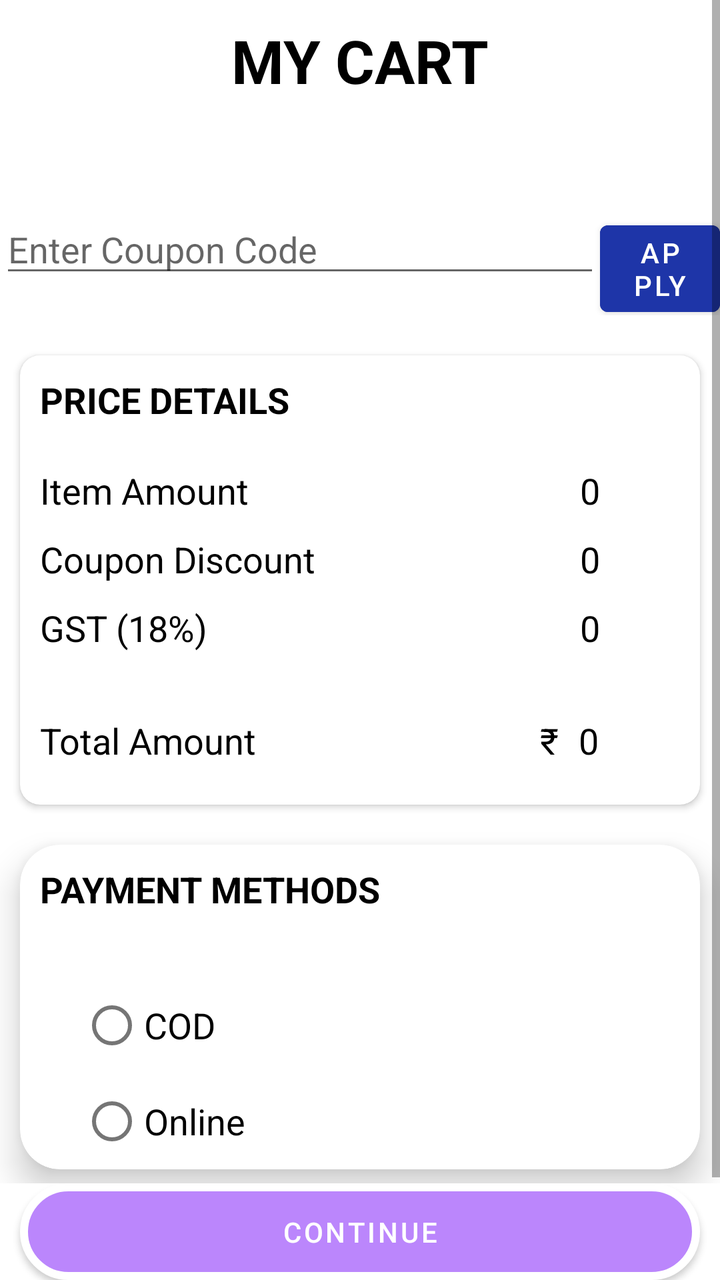
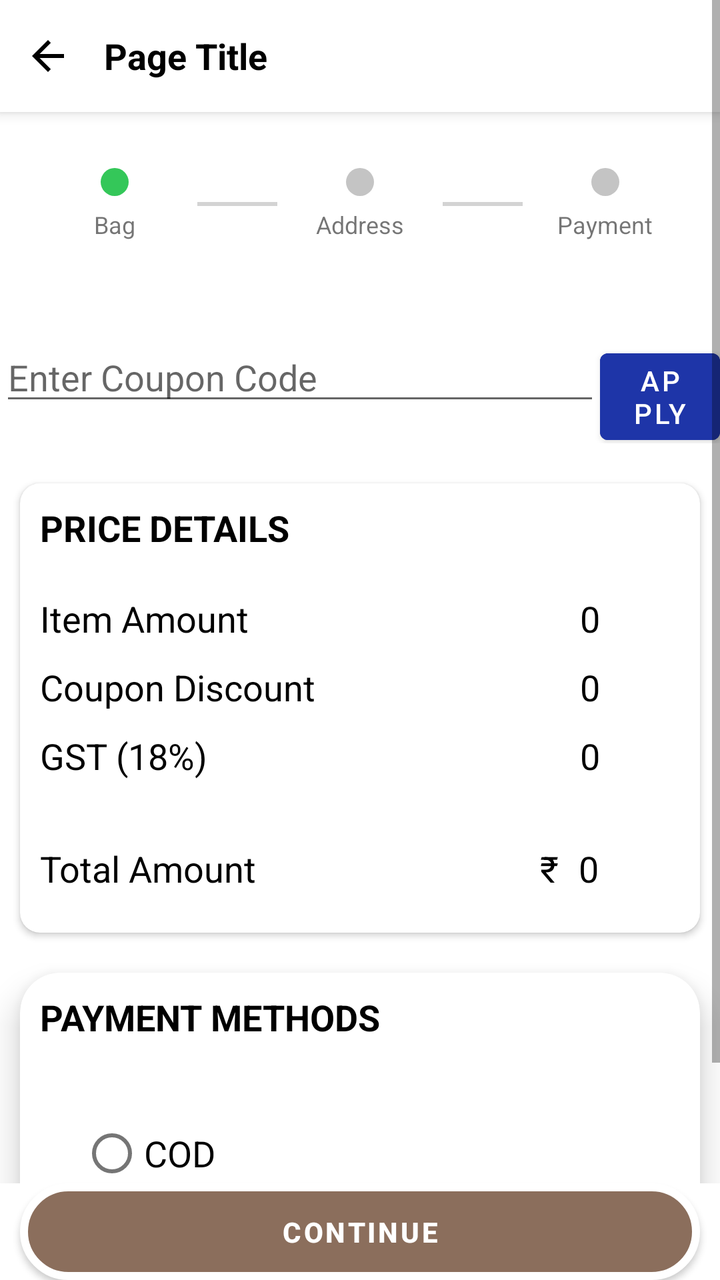

Two renders of the same Android screen: before a commit and after it. Below are the layout's source before the change and the commit's diff.
<!-- AndroidManifest.xml: application theme Theme.FruniZone -->
<!-- res/layout/activity_cart.xml -->
<?xml version="1.0" encoding="utf-8"?>
<LinearLayout xmlns:android="http://schemas.android.com/apk/res/android"
    xmlns:app="http://schemas.android.com/apk/res-auto"
    xmlns:tools="http://schemas.android.com/tools"
    android:layout_width="match_parent"
    android:layout_height="match_parent"
    android:weightSum="1"
    android:id="@+id/main"
    android:orientation="vertical"
    tools:context=".CartActivity">











    <LinearLayout
        android:layout_width="match_parent"
        android:orientation="vertical"
        android:id="@+id/empty"
        android:gravity="center"
        android:visibility="gone"
        android:layout_height="match_parent">

        <com.airbnb.lottie.LottieAnimationView
            android:layout_width="250dp"
            android:layout_height="250dp"
            app:lottie_rawRes="@raw/cart"
            android:layout_gravity="center"
            android:layout_marginTop="50dp"
            app:lottie_autoPlay="true"
            app:lottie_loop="true"
            android:id="@+id/cartEmpty"/>

        <TextView
            android:layout_width="wrap_content"
            android:layout_height="wrap_content"
            android:text="Your Cart is Empty"
            android:textSize="22dp"
            android:layout_gravity="center"
            android:layout_marginTop="5dp"/>

        <TextView
            android:layout_width="wrap_content"
            android:layout_height="wrap_content"
            android:text="Looks Like You havent't made your"
            android:textSize="14dp"
            android:layout_gravity="center"
            android:layout_marginTop="10dp"/>

        <TextView
            android:layout_width="wrap_content"
            android:layout_height="wrap_content"
            android:text="Choice Yet"
            android:textSize="14dp"
            android:layout_gravity="center"
            android:layout_marginTop="5dp"/>

        <Button
            android:id="@+id/btnshop"
            android:layout_width="200dp"
            android:layout_height="wrap_content"
            android:layout_gravity="center"
            android:layout_marginTop="5dp"
            android:backgroundTint="#4CAF50"
            android:text="Start Shopping Now"
            android:textSize="15dp"/>

    </LinearLayout>

    <ScrollView
        android:layout_width="match_parent"
        android:layout_weight=".97"
        android:layout_height="0dp"
        android:id="@+id/llytCart">

        <LinearLayout
            android:layout_width="match_parent"
            android:layout_height="wrap_content"
            android:orientation="vertical">

            <LinearLayout
                android:layout_width="match_parent"
                android:layout_height="wrap_content"
                android:orientation="horizontal">

                <TextView
                    android:layout_width="360dp"
                    android:layout_height="wrap_content"
                    android:text="MY CART"
                    android:textStyle="bold"
                    android:textAlignment="center"
                    android:textSize="30dp"
                    android:textColor="@color/black"
                    android:padding="10dp"/>

                <TextView
                    android:id="@+id/back"
                    android:layout_width="match_parent"
                    android:layout_height="match_parent"
                    android:padding="10dp"
                    android:clickable="true"
                    android:drawableRight="@drawable/baseline_close_24"/>

            </LinearLayout>

            <View
                android:layout_width="match_parent"
                android:layout_height="2dp"
                android:layout_marginHorizontal="3dp"
                android:background="@color/grey_font"
                android:layout_marginBottom="10dp"/>

            <androidx.cardview.widget.CardView
                android:layout_width="match_parent"
                android:layout_height="wrap_content"
                app:cardCornerRadius="5dp"
                android:layout_marginHorizontal="5dp"
                android:layout_margin="10dp">

                <androidx.recyclerview.widget.RecyclerView
                    android:id="@+id/rcyl_cart"
                    android:layout_width="match_parent"
                    android:layout_height="wrap_content"/>

            </androidx.cardview.widget.CardView>

            <LinearLayout
                android:layout_width="match_parent"
                android:layout_height="wrap_content"
                android:orientation="horizontal"
                android:layout_marginTop="10dp"
                android:layout_marginBottom="10dp">

                <EditText
                    android:id="@+id/etcode"
                    android:layout_width="300dp"
                    android:layout_height="wrap_content"
                    android:hint="Enter Coupon Code"/>

                <Button
                    android:id="@+id/btnApply"
                    android:layout_width="match_parent"
                    android:layout_height="wrap_content"
                    android:backgroundTint="@color/darkblue"
                    android:text="APPLY"/>
            </LinearLayout>

            <androidx.cardview.widget.CardView
                android:layout_width="match_parent"
                android:layout_height="wrap_content"
                android:layout_margin="10dp"
                app:cardCornerRadius="10dp"
                android:elevation="10dp"
                android:layout_marginHorizontal="5dp">

                <LinearLayout
                    android:layout_width="match_parent"
                    android:layout_height="wrap_content"
                    android:orientation="vertical"
                    android:layout_marginBottom="10dp">

                    <TextView
                        android:layout_width="match_parent"
                        android:layout_height="wrap_content"
                        android:text="PRICE DETAILS"
                        android:textStyle="bold"
                        android:textSize="18dp"
                        android:textColor="@color/black"
                        android:padding="10dp"/>

                    <View
                        android:layout_width="match_parent"
                        android:layout_height="1dp"
                        android:layout_marginHorizontal="3dp"
                        android:background="@color/grey_font"
                        android:layout_marginBottom="10dp"/>

                    <LinearLayout
                        android:layout_width="match_parent"
                        android:layout_height="wrap_content"
                        android:orientation="horizontal"
                        android:layout_marginBottom="10dp">

                        <TextView
                            android:layout_width="170dp"
                            android:layout_height="wrap_content"
                            android:text="Item Amount"
                            android:layout_marginStart="10dp"
                            android:textColor="@color/black"
                            android:textSize="18dp" />

                        <TextView
                            android:id="@+id/prod_amount"
                            android:layout_width="100dp"
                            android:layout_height="wrap_content"
                            android:layout_marginStart="100dp"
                            android:text="0"
                            android:textColor="@color/black"
                            android:textSize="18dp" />

                    </LinearLayout>
                    <LinearLayout
                        android:layout_width="match_parent"
                        android:layout_height="wrap_content"
                        android:orientation="horizontal"
                        android:layout_marginBottom="10dp">

                        <TextView
                            android:layout_width="170dp"
                            android:layout_height="wrap_content"
                            android:textColor="@color/black"
                            android:text="Coupon Discount"
                            android:layout_marginStart="10dp"
                            android:textSize="18dp" />

                        <TextView
                            android:id="@+id/tvcopoun"
                            android:layout_width="100dp"
                            android:layout_height="wrap_content"
                            android:layout_marginStart="100dp"
                            android:textColor="@color/black"
                            android:text="0"
                            android:textSize="18dp" />

                    </LinearLayout>

                    <LinearLayout
                        android:layout_width="match_parent"
                        android:layout_height="wrap_content"
                        android:orientation="horizontal"
                        android:layout_marginBottom="10dp">

                        <TextView
                            android:layout_width="170dp"
                            android:layout_height="wrap_content"
                            android:textColor="@color/black"
                            android:text="GST (18%)"
                            android:layout_marginStart="10dp"
                            android:textSize="18dp" />

                        <TextView
                            android:id="@+id/prod_gst"
                            android:layout_width="100dp"
                            android:layout_height="wrap_content"
                            android:layout_marginStart="100dp"
                            android:textColor="@color/black"
                            android:text="0"
                            android:textSize="18dp" />

                    </LinearLayout>


                    <View
                        android:layout_width="match_parent"
                        android:layout_height="2dp"
                        android:layout_marginHorizontal="3dp"
                        android:background="@color/grey_font"
                        android:layout_marginBottom="10dp"/>

                    <LinearLayout
                        android:layout_width="match_parent"
                        android:layout_height="wrap_content"
                        android:orientation="horizontal"
                        android:layout_marginTop="10dp"
                        android:layout_marginBottom="10dp">

                        <TextView
                            android:layout_width="170dp"
                            android:layout_height="wrap_content"
                            android:textColor="@color/black"
                            android:text="Total Amount"
                            android:layout_marginStart="10dp"
                            android:textSize="18dp" />

                        <TextView
                            android:textSize="18dp"
                            android:text="₹"
                            android:textColor="@color/black"
                            android:layout_width="wrap_content"
                            android:layout_height="wrap_content"
                            android:layout_marginStart="80dp">

                        </TextView>

                        <TextView
                            android:id="@+id/prod_total_amount"
                            android:layout_width="wrap_content"
                            android:layout_height="wrap_content"
                            android:textColor="@color/black"
                            android:text="0"
                            android:layout_marginStart="10dp"
                            android:textSize="18dp"/>

                    </LinearLayout>
                </LinearLayout>
            </androidx.cardview.widget.CardView>

            <androidx.cardview.widget.CardView
                android:layout_width="match_parent"
                android:layout_height="wrap_content"
                android:layout_marginTop="20dp"
                android:layout_margin="10dp"
                app:cardElevation="10dp"
                app:cardCornerRadius="20dp">

                <LinearLayout
                    android:layout_width="match_parent"
                    android:layout_height="wrap_content"
                    android:orientation="vertical">

                    <TextView
                        android:padding="10dp"
                        android:layout_width="match_parent"
                        android:layout_height="wrap_content"
                        android:text="PAYMENT METHODS"
                        android:textStyle="bold"
                        android:textColor="@color/black"
                        android:textSize="18dp"
                        android:layout_marginBottom="10dp"/>

                    <View
                        android:layout_width="match_parent"
                        android:layout_height="2dp"
                        android:layout_marginHorizontal="3dp"
                        android:background="@color/grey_font"
                        android:layout_marginBottom="10dp"/>

                    <RadioGroup
                        android:layout_width="match_parent"
                        android:layout_height="wrap_content"
                        android:id="@+id/rdioGrp">

                        <RadioButton
                            android:layout_width="match_parent"
                            android:layout_height="wrap_content"
                            android:text="COD"
                            android:id="@+id/RadioCOD"
                            android:textSize="18dp"
                            android:layout_marginLeft="30dp"/>

                        <RadioButton
                            android:layout_width="match_parent"
                            android:layout_height="wrap_content"
                            android:text="Online"
                            android:id="@+id/RadioOnline"
                            android:textSize="18dp"
                            android:layout_marginLeft="30dp"/>
                    </RadioGroup>


                </LinearLayout>
            </androidx.cardview.widget.CardView>
        </LinearLayout>
    </ScrollView>
    <Button
        android:layout_width="match_parent"
        android:layout_height="30dp"
        android:layout_marginHorizontal="10dp"
        android:layout_weight=".03"
        android:layout_gravity="center"
        android:text="Continue"
        app:backgroundTint="@null"
        android:textColor="@color/white"
        android:background="@drawable/edit_btn"
        android:id="@+id/btnContinue"/>

</LinearLayout>
<!-- resources referenced by this layout -->
<resources>
  <color name="black">#FF000000</color>
  <color name="darkblue">#1E35A8</color>
  <color name="white">#FFFFFFFF</color>
  <!-- drawable baseline_close_24 (drawable) -->
  <vector android:height="24dp" android:tint="#000000"
      android:viewportHeight="24" android:viewportWidth="24"
      android:width="24dp" xmlns:android="http://schemas.android.com/apk/res/android">
      <path android:fillColor="@android:color/white" android:pathData="M19,6.41L17.59,5 12,10.59 6.41,5 5,6.41 10.59,12 5,17.59 6.41,19 12,13.41 17.59,19 19,17.59 13.41,12z"/>
  </vector>
  <!-- drawable edit_btn (drawable) -->
  <?xml version="1.0" encoding="utf-8"?>
  <shape xmlns:android="http://schemas.android.com/apk/res/android"
      android:shape="rectangle">
  
      <solid android:color="@color/purple_200" />
      <stroke android:width="4dp" android:color="@color/white"/>
      <corners android:radius="30dp"/>
  </shape>
  <style name="Theme.FruniZone" parent="Theme.MaterialComponents.Light.NoActionBar">
      
      <item name="colorPrimary">@color/purple_500</item>
      <item name="colorPrimaryVariant">@color/purple_700</item>
      <item name="colorOnPrimary">@color/white</item>
      
      <item name="colorSecondary">@color/teal_200</item>
      <item name="colorSecondaryVariant">@color/teal_700</item>
      <item name="colorOnSecondary">@color/black</item>
      
      <item name="android:statusBarColor">?attr/colorPrimaryVariant</item>
  
      
      
      
      
  
      
      
      
      
      
  </style>
  <color name="purple_200">#FFBB86FC</color>
  <color name="purple_500">#FF6200EE</color>
  <color name="purple_700">#FF3700B3</color>
  <color name="teal_200">#FF03DAC5</color>
  <color name="teal_700">#FF018786</color>
</resources>

<!-- the commit's change to res/layout/activity_cart.xml (unified diff, before → after) -->
@@ -84,30 +84,8 @@
             android:layout_height="wrap_content"
             android:orientation="vertical">
 
-            <LinearLayout
-                android:layout_width="match_parent"
-                android:layout_height="wrap_content"
-                android:orientation="horizontal">
-
-                <TextView
-                    android:layout_width="360dp"
-                    android:layout_height="wrap_content"
-                    android:text="MY CART"
-                    android:textStyle="bold"
-                    android:textAlignment="center"
-                    android:textSize="30dp"
-                    android:textColor="@color/black"
-                    android:padding="10dp"/>
-
-                <TextView
-                    android:id="@+id/back"
-                    android:layout_width="match_parent"
-                    android:layout_height="match_parent"
-                    android:padding="10dp"
-                    android:clickable="true"
-                    android:drawableRight="@drawable/baseline_close_24"/>
-
-            </LinearLayout>
+         
+            <include layout="@layout/layout_page_title"/>
 
             <View
                 android:layout_width="match_parent"
@@ -115,6 +93,14 @@
                 android:layout_marginHorizontal="3dp"
                 android:background="@color/grey_font"
                 android:layout_marginBottom="10dp"/>
+
+            <include
+                layout="@layout/layout_checkout_progress"
+                android:id="@+id/checkoutProgress"
+                android:layout_width="match_parent"
+                android:layout_height="wrap_content"/>
+
+
 
             <androidx.cardview.widget.CardView
                 android:layout_width="match_parent"
@@ -365,9 +351,130 @@
         android:layout_weight=".03"
         android:layout_gravity="center"
         android:text="Continue"
+        android:textStyle="bold"
         app:backgroundTint="@null"
         android:textColor="@color/white"
         android:background="@drawable/edit_btn"
         android:id="@+id/btnContinue"/>
 
 </LinearLayout>
+<!-- res/layout/layout_page_title.xml (included above) -->
+<?xml version="1.0" encoding="utf-8"?>
+<LinearLayout xmlns:android="http://schemas.android.com/apk/res/android"
+    android:layout_width="match_parent"
+    android:layout_height="56dp"
+    android:orientation="horizontal"
+    android:gravity="center_vertical"
+    android:background="@color/white"
+    android:paddingStart="12dp"
+    android:paddingEnd="12dp"
+    android:elevation="4dp">
+
+    
+    <ImageView
+        android:id="@+id/ivBack"
+        android:layout_width="24dp"
+        android:layout_height="24dp"
+        android:src="@drawable/baseline_arrow_back_24" />
+
+    
+    <TextView
+        android:id="@+id/tvTitle"
+        android:layout_width="wrap_content"
+        android:layout_height="wrap_content"
+        android:layout_marginStart="16dp"
+        android:text="Page Title"
+        android:textSize="18sp"
+        android:textStyle="bold"
+        android:textColor="@color/black" />
+
+</LinearLayout>
+<!-- res/layout/layout_checkout_progress.xml (included above) -->
+<?xml version="1.0" encoding="utf-8"?>
+<LinearLayout
+    xmlns:android="http://schemas.android.com/apk/res/android"
+    android:layout_width="match_parent"
+    android:layout_height="wrap_content"
+    android:orientation="horizontal"
+    android:gravity="center"
+    android:padding="16dp">
+
+    
+    <LinearLayout
+        android:layout_width="0dp"
+        android:layout_weight="1"
+        android:gravity="center"
+        android:layout_height="wrap_content"
+        android:orientation="vertical">
+
+        <View
+            android:id="@+id/stepBagCircle"
+            android:layout_width="14dp"
+            android:layout_height="14dp"
+            android:background="@drawable/progress_selected_circle"/>
+
+        <TextView
+            android:layout_width="wrap_content"
+            android:layout_height="wrap_content"
+            android:text="Bag"
+            android:textSize="12sp"
+            android:paddingTop="6dp"/>
+    </LinearLayout>
+
+    
+    <View
+        android:layout_width="40dp"
+        android:layout_height="2dp"
+        android:background="#D3D3D3"/>
+
+    
+    <LinearLayout
+        android:layout_width="0dp"
+        android:layout_weight="1"
+        android:gravity="center"
+        android:layout_height="wrap_content"
+        android:orientation="vertical">
+
+        <View
+            android:id="@+id/stepAddressCircle"
+            android:layout_width="14dp"
+            android:layout_height="14dp"
+            android:background="@drawable/progress_unselected_circle"/>
+
+        <TextView
+            android:layout_width="wrap_content"
+            android:layout_height="wrap_content"
+            android:text="Address"
+            android:textSize="12sp"
+            android:paddingTop="6dp"/>
+    </LinearLayout>
+
+    
+    <View
+        android:layout_width="40dp"
+        android:layout_height="2dp"
+        android:background="#D3D3D3"/>
+
+    
+    <LinearLayout
+        android:layout_width="0dp"
+        android:layout_weight="1"
+        android:gravity="center"
+        android:layout_height="wrap_content"
+        android:orientation="vertical">
+
+        <View
+            android:id="@+id/stepPaymentCircle"
+            android:layout_width="14dp"
+            android:layout_height="14dp"
+            android:background="@drawable/progress_unselected_circle"/>
+
+        <TextView
+            android:layout_width="wrap_content"
+            android:layout_height="wrap_content"
+            android:text="Payment"
+            android:textSize="12sp"
+            android:paddingTop="6dp"/>
+    </LinearLayout>
+
+</LinearLayout>
<!-- resource entries referenced after the edit -->
@@ -3,20 +3,34 @@
   <color name="black">#FF000000</color>
   <color name="darkblue">#1E35A8</color>
   <color name="white">#FFFFFFFF</color>
-  <!-- drawable baseline_close_24 (drawable) -->
-  <vector android:height="24dp" android:tint="#000000"
-      android:viewportHeight="24" android:viewportWidth="24"
-      android:width="24dp" xmlns:android="http://schemas.android.com/apk/res/android">
-      <path android:fillColor="@android:color/white" android:pathData="M19,6.41L17.59,5 12,10.59 6.41,5 5,6.41 10.59,12 5,17.59 6.41,19 12,13.41 17.59,19 19,17.59 13.41,12z"/>
+  <!-- drawable baseline_arrow_back_24 (drawable) -->
+  <vector android:autoMirrored="true" android:height="24dp"
+      android:tint="#000000" android:viewportHeight="24"
+      android:viewportWidth="24" android:width="24dp" xmlns:android="http://schemas.android.com/apk/res/android">
+      <path android:fillColor="@android:color/black" android:pathData="M20,11H7.83l5.59,-5.59L12,4l-8,8 8,8 1.41,-1.41L7.83,13H20v-2z"/>
   </vector>
   <!-- drawable edit_btn (drawable) -->
   <?xml version="1.0" encoding="utf-8"?>
   <shape xmlns:android="http://schemas.android.com/apk/res/android"
       android:shape="rectangle">
   
-      <solid android:color="@color/purple_200" />
+      <solid android:color="#8b6e5c" />
       <stroke android:width="4dp" android:color="@color/white"/>
       <corners android:radius="30dp"/>
+  </shape>
+  <!-- drawable progress_selected_circle (drawable) -->
+  <?xml version="1.0" encoding="utf-8"?>
+  <shape xmlns:android="http://schemas.android.com/apk/res/android"
+      android:shape="oval">
+      <size android:width="14dp" android:height="14dp"/>
+      <solid android:color="#34C759"/> 
+  </shape>
+  <!-- drawable progress_unselected_circle (drawable) -->
+  <?xml version="1.0" encoding="utf-8"?>
+  <shape xmlns:android="http://schemas.android.com/apk/res/android"
+      android:shape="oval">
+      <size android:width="14dp" android:height="14dp"/>
+      <solid android:color="#C4C4C4"/> 
   </shape>
   <style name="Theme.FruniZone" parent="Theme.MaterialComponents.Light.NoActionBar">
       
@@ -41,7 +55,6 @@
       
       
   </style>
-  <color name="purple_200">#FFBB86FC</color>
   <color name="purple_500">#FF6200EE</color>
   <color name="purple_700">#FF3700B3</color>
   <color name="teal_200">#FF03DAC5</color>
